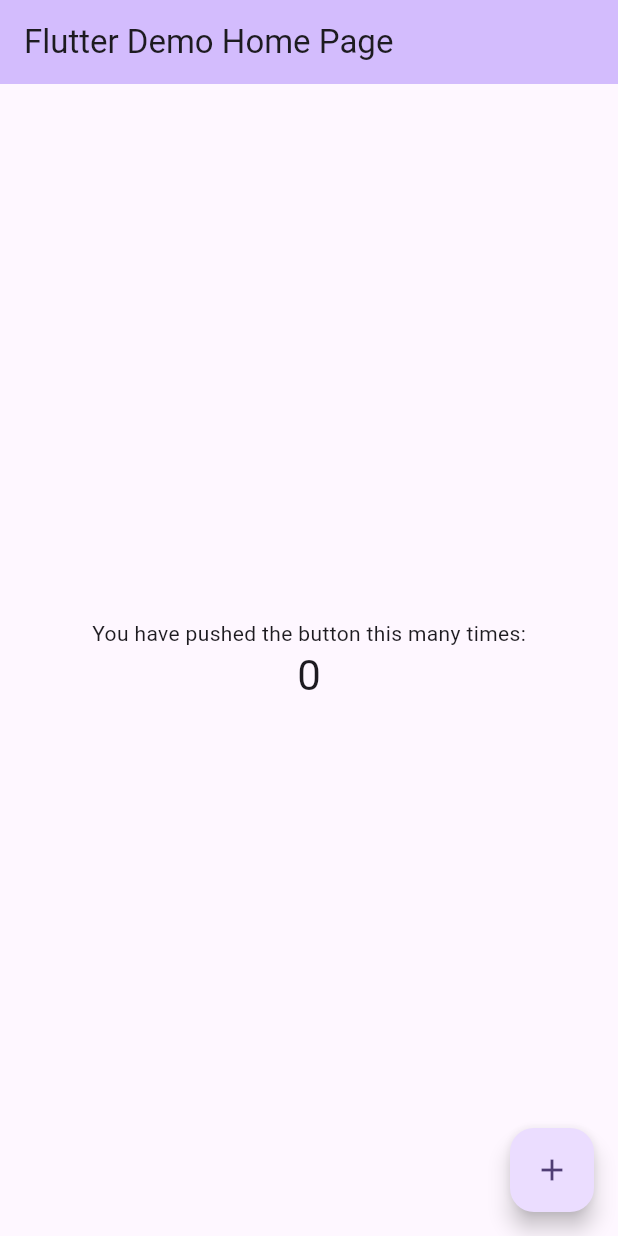
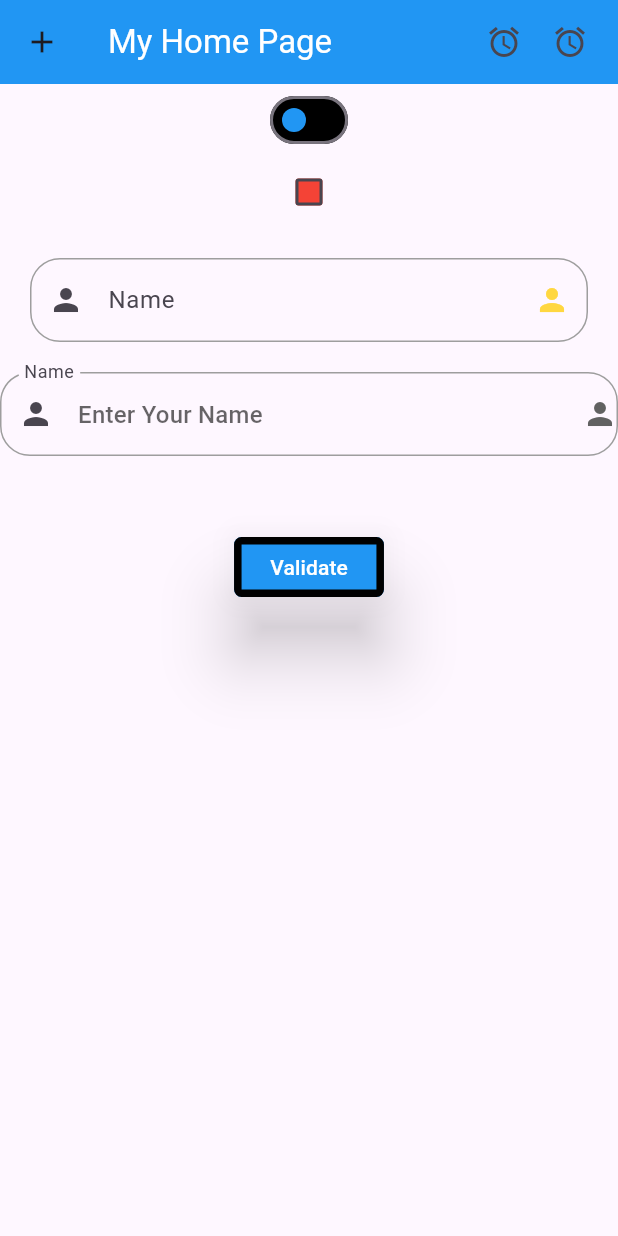
Before and after one commit to a-saber/NTI-Round2-sec, a Flutter app: the screen it shows after launch, on a phone screen of 412 x 824 dp. Run offline on Flutter 3.47's test engine with Material 3 defaults, Android fonts, the phone set to English and light mode, and no system bars.

Commit message:
sec 17/4 thu

```diff
--- a/lib/main.dart
+++ b/lib/main.dart
@@ -7,119 +7,258 @@
 class MyApp extends StatelessWidget {
   const MyApp({super.key});
 
-  // This widget is the root of your application.
   @override
   Widget build(BuildContext context) {
     return MaterialApp(
-      title: 'Flutter Demo',
-      theme: ThemeData(
-        // This is the theme of your application.
-        //
-        // TRY THIS: Try running your application with "flutter run". You'll see
-        // the application has a purple toolbar. Then, without quitting the app,
-        // try changing the seedColor in the colorScheme below to Colors.green
-        // and then invoke "hot reload" (save your changes or press the "hot
-        // reload" button in a Flutter-supported IDE, or press "r" if you used
-        // the command line to start the app).
-        //
-        // Notice that the counter didn't reset back to zero; the application
-        // state is not lost during the reload. To reset the state, use hot
-        // restart instead.
-        //
-        // This works for code too, not just values: Most code changes can be
-        // tested with just a hot reload.
-        colorScheme: ColorScheme.fromSeed(seedColor: Colors.deepPurple),
-        useMaterial3: true,
-      ),
-      home: const MyHomePage(title: 'Flutter Demo Home Page'),
+      debugShowCheckedModeBanner: false,
+      home: MyHomePage(),
     );
   }
 }
 
 class MyHomePage extends StatefulWidget {
-  const MyHomePage({super.key, required this.title});
-
-  // This widget is the home page of your application. It is stateful, meaning
-  // that it has a State object (defined below) that contains fields that affect
-  // how it looks.
-
-  // This class is the configuration for the state. It holds the values (in this
-  // case the title) provided by the parent (in this case the App widget) and
-  // used by the build method of the State. Fields in a Widget subclass are
-  // always marked "final".
-
-  final String title;
+  const MyHomePage({super.key});
 
   @override
   State<MyHomePage> createState() => _MyHomePageState();
 }
+class CountryModel
+{
+  String name;
+  String code;
+  CountryModel({required this.name,required this.code});
 
+  @override
+  String toString() {
+    return "${this.name} ${this.code}";
+  }
+}
 class _MyHomePageState extends State<MyHomePage> {
-  int _counter = 0;
+  TextEditingController nameController = TextEditingController();
+  GlobalKey<FormState> formKey = GlobalKey<FormState>();
 
-  void _incrementCounter() {
-    setState(() {
-      // This call to setState tells the Flutter framework that something has
-      // changed in this State, which causes it to rerun the build method below
-      // so that the display can reflect the updated values. If we changed
-      // _counter without calling setState(), then the build method would not be
-      // called again, and so nothing would appear to happen.
-      _counter++;
-    });
+  final emailRegex = RegExp(
+    r"^[\w-\.]+@([\w-]+\.)+[\w-]{2,4}$",
+  );
+  String name='';
+  bool check = false;
+  List<CountryModel> countries = [
+    CountryModel(name: 'Egypt', code: 'eg'),
+    CountryModel(name: 'Syria', code: 'sy'),
+    CountryModel(name: 'Jordan', code: 'jo'),
+  ];
+  @override
+  Widget build(BuildContext context) {
+    return Scaffold(
+      appBar: AppBar(
+        backgroundColor: Colors.blue,
+        leading: Icon(Icons.add),
+        title: Text(
+          'My Home Page',
+          style: TextStyle(color: Colors.white),
+        ),
+        actions: [
+          Padding(
+            padding: const EdgeInsetsDirectional.only(end: 20),
+            child: Icon(Icons.access_alarms_sharp),
+          ),
+          Padding(
+            padding: const EdgeInsetsDirectional.only(end: 20),
+            child: Icon(Icons.access_alarms_sharp),
+          ),
+        ],
+      ),
+
+      body: Form(
+        key: formKey,
+        child: Column(
+          children:
+          [
+
+            Switch(
+              activeColor: Colors.amberAccent,
+                inactiveThumbColor: Colors.blue,
+                inactiveTrackColor: Colors.black,
+                value: check,
+                onChanged: (bool? value){
+              setState(() {
+                if(value != null) check = value;
+              });
+            }),
+            Checkbox(
+              checkColor: Colors.blue,
+                fillColor: WidgetStateProperty.all(Colors.red),
+                value: check,
+                onChanged: (bool? value){
+              setState(() {
+                if(value != null) check = value;
+              });
+            }),
+
+            Padding(
+              padding: const EdgeInsets.all(20.0),
+              child: TextFormField(
+                autocorrect: true,
+                controller: nameController,
+                enabled: true,
+                onTap: ()
+                {
+                  // showTimePicker(context: context,
+                  //     initialTime: TimeOfDay.now());
+                  // showDatePicker(context: context,
+                  //   firstDate: DateTime.now(),
+                  //     lastDate: DateTime(2025, )
+                  // );
+                  // print('Form tapped');
+                },
+                onChanged: (String value)
+                {
+                  // if(!formKey.currentState!.validate()) return;
+                  //
+                  // setState(() {
+                  //   name = nameController.text;
+                  // });
+                },
+                validator: (String? value)
+                {
+                  if(value == null || value.isEmpty)
+                  {
+                    return "Filed is required";
+                  }
+                  if (!emailRegex.hasMatch(value))
+                  {
+                    return 'email not valid';
+                  }
+                  return null;
+                },
+                keyboardType: TextInputType.number,
+                decoration: InputDecoration(
+                  hintText: "Enter Your Name",
+                  labelText: "Name",
+                  prefixIcon: Icon(Icons.person),
+                  suffixIcon: Icon(Icons.person),
+                  suffixIconColor: Colors.amberAccent,
+                  enabledBorder: AppBorderDecoration.formFieldDecoration(Colors.grey),
+                  disabledBorder: AppBorderDecoration.formFieldDecoration(Colors.grey.withAlpha(50)),
+                  focusedBorder: AppBorderDecoration.formFieldDecoration(Colors.blue),
+                  errorBorder: AppBorderDecoration.formFieldDecoration(Colors.red),
+                  focusedErrorBorder: AppBorderDecoration.formFieldDecoration(Colors.blue),
+                  // border: OutlineInputBorder(
+                  //   borderRadius: BorderRadius.circular(20),
+                  //   borderSide: BorderSide(
+                  //     color: Colors.red
+                  //   )
+                  // )
+                ),
+              ),
+            ),
+          DropdownButtonFormField(
+              decoration: InputDecoration(
+                hintText: "Enter Your Name",
+                labelText: "Name",
+                prefixIcon: Icon(Icons.person),
+                suffixIcon: Icon(Icons.person),
+                suffixIconColor: Colors.amberAccent,
+                enabledBorder:
+                    AppBorderDecoration.formFieldDecoration(Colors.grey),
+                disabledBorder: AppBorderDecoration.formFieldDecoration(
+                    Colors.grey.withAlpha(50)),
+                focusedBorder:
+                    AppBorderDecoration.formFieldDecoration(Colors.blue),
+                errorBorder:
+                    AppBorderDecoration.formFieldDecoration(Colors.red),
+                focusedErrorBorder:
+                    AppBorderDecoration.formFieldDecoration(Colors.blue),
+                // border: OutlineInputBorder(
+                //   borderRadius: BorderRadius.circular(20),
+                //   borderSide: BorderSide(
+                //     color: Colors.red
+                //   )
+                // )
+              ),
+              items: countries.map(
+                  (item) => DropdownMenuItem(value: item, child:
+                  Text(item.toString()))
+              ).toList(),
+              onChanged: (value) {
+                print(value?.name);
+                print(value?.code);
+              }),
+          SizedBox(height: 50,),
+            ElevatedButton(
+              style: ElevatedButton.styleFrom(
+                backgroundColor: Colors.blue,
+                foregroundColor: Colors.white,
+                elevation: 20,
+                shape: RoundedRectangleBorder(
+                  borderRadius: BorderRadius.circular(5),
+                  side: BorderSide(color: Colors.black, width: 5)
+                )
+              ),
+              onPressed: ()
+              {
+                if(!formKey.currentState!.validate()) return;
+
+                setState(() {
+                  name = nameController.text;
+                });
+              },
+              child: Text('Validate')
+            ),
+            SizedBox(height: 50,),
+            Text(name),
+          ]),
+      ),
+    );
   }
+}
+abstract class AppBorderDecoration
+{
+  static InputBorder formFieldDecoration (Color color)
+  {
+    return OutlineInputBorder(
+        borderRadius: BorderRadius.circular(20),
+        borderSide: BorderSide(
+            color: color
+        )
+    );
+  }
+
+}
+
+class RowBuilder extends StatelessWidget {
+  const RowBuilder({super.key});
 
   @override
   Widget build(BuildContext context) {
-    // This method is rerun every time setState is called, for instance as done
-    // by the _incrementCounter method above.
-    //
-    // The Flutter framework has been optimized to make rerunning build methods
-    // fast, so that you can just rebuild anything that needs updating rather
-    // than having to individually change instances of widgets.
-    return Scaffold(
-      appBar: AppBar(
-        // TRY THIS: Try changing the color here to a specific color (to
-        // Colors.amber, perhaps?) and trigger a hot reload to see the AppBar
-        // change color while the other colors stay the same.
-        backgroundColor: Theme.of(context).colorScheme.inversePrimary,
-        // Here we take the value from the MyHomePage object that was created by
-        // the App.build method, and use it to set our appbar title.
-        title: Text(widget.title),
+    return Padding(
+      padding: const EdgeInsets.only(bottom: 15.0),
+      child: Row(
+        children: [
+          for (int i = 0; i < 3; i++)
+            Builder(builder: (context) {
+              if (i == 0) {
+                return ContainerItemBuilder();
+              } else {
+                return SizedBox();
+              }
+            })
+        ],
       ),
-      body: Center(
-        // Center is a layout widget. It takes a single child and positions it
-        // in the middle of the parent.
-        child: Column(
-          // Column is also a layout widget. It takes a list of children and
-          // arranges them vertically. By default, it sizes itself to fit its
-          // children horizontally, and tries to be as tall as its parent.
-          //
-          // Column has various properties to control how it sizes itself and
-          // how it positions its children. Here we use mainAxisAlignment to
-          // center the children vertically; the main axis here is the vertical
-          // axis because Columns are vertical (the cross axis would be
-          // horizontal).
-          //
-          // TRY THIS: Invoke "debug painting" (choose the "Toggle Debug Paint"
-          // action in the IDE, or press "p" in the console), to see the
-          // wireframe for each widget.
-          mainAxisAlignment: MainAxisAlignment.center,
-          children: <Widget>[
-            const Text(
-              'You have pushed the button this many times:',
-            ),
-            Text(
-              '$_counter',
-              style: Theme.of(context).textTheme.headlineMedium,
-            ),
-          ],
-        ),
-      ),
-      floatingActionButton: FloatingActionButton(
-        onPressed: _incrementCounter,
-        tooltip: 'Increment',
-        child: const Icon(Icons.add),
-      ), // This trailing comma makes auto-formatting nicer for build methods.
     );
   }
 }
+
+class ContainerItemBuilder extends StatelessWidget {
+  const ContainerItemBuilder({super.key});
+
+  @override
+  Widget build(BuildContext context) {
+    return Container(
+      height: 60,
+      width: 60,
+      color: Colors.grey,
+      margin: EdgeInsets.symmetric(horizontal: 10),
+    );
+  }
+}
```
